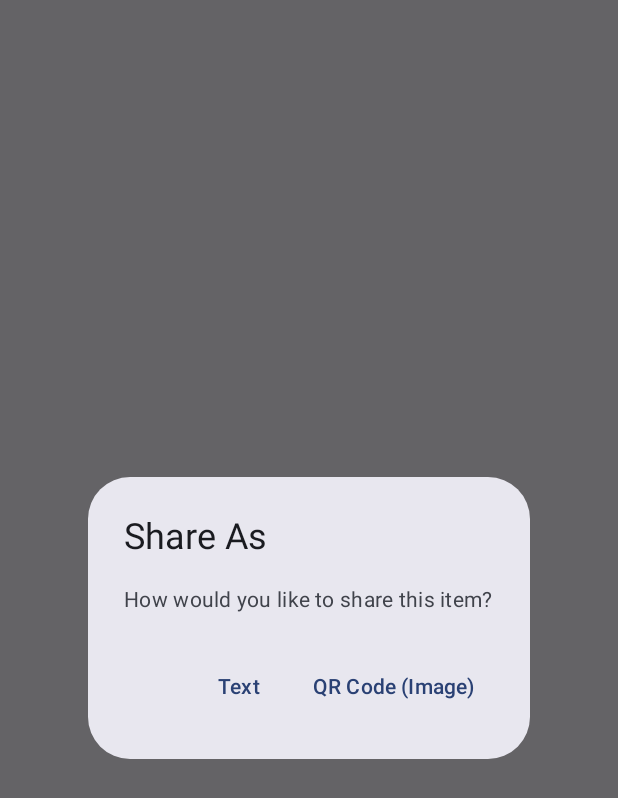
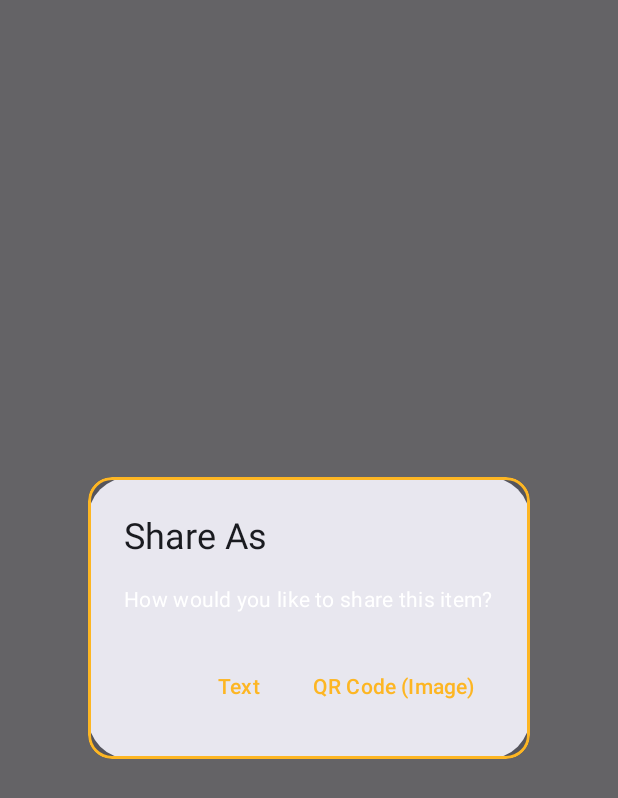
Before and after one commit to asadbytes/Code-App, an Android app built with Jetpack Compose: the composable ShareOptionDialog shown on its own in the app's theme, on a phone screen of 412 x 824 dp. Shown: the top 798 px of the screen. Run offline under Robolectric (Android 15) with nearby library versions, the phone set to English and light mode, and no system bars.

Commit message:
improved alert dialog

```diff
--- a/app/src/main/java/com/asadbyte/codeapp/ui/detail/DetailComp.kt
+++ b/app/src/main/java/com/asadbyte/codeapp/ui/detail/DetailComp.kt
@@ -4,9 +4,20 @@ import android.content.Context
 import android.content.Intent
 import android.graphics.Bitmap
 import android.net.Uri
+import androidx.compose.foundation.BorderStroke
+import androidx.compose.foundation.background
+import androidx.compose.foundation.border
+import androidx.compose.foundation.shape.RoundedCornerShape
 import androidx.compose.material3.*
 import androidx.compose.runtime.*
+import androidx.compose.ui.Modifier
+import androidx.compose.ui.draw.clip
+import androidx.compose.ui.draw.shadow
+import androidx.compose.ui.graphics.Color
+import androidx.compose.ui.unit.dp
 import androidx.core.content.FileProvider
+import com.asadbyte.codeapp.ui.theme.Gray10
+import com.asadbyte.codeapp.ui.theme.MyYellow
 import java.io.File
 import java.io.FileOutputStream
 
@@ -24,17 +35,21 @@ fun ShareOptionDialog(
     AlertDialog(
         onDismissRequest = onDismiss,
         title = { Text("Share As") },
-        text = { Text("How would you like to share this item?") },
+        text = { Text("How would you like to share this item?", color = Color.White) },
         confirmButton = {
             TextButton(onClick = onShareImage) {
-                Text("QR Code (Image)")
+                Text("QR Code (Image)", color = MyYellow)
             }
         },
         dismissButton = {
             TextButton(onClick = onShareText) {
-                Text("Text")
+                Text("Text", color = MyYellow)
             }
-        }
+        },
+        modifier = Modifier
+            .clip(RoundedCornerShape(16.dp))
+            .border(BorderStroke(2.dp, MyYellow), shape = RoundedCornerShape(16.dp))
+            .background(Gray10)
     )
 }
 
```
